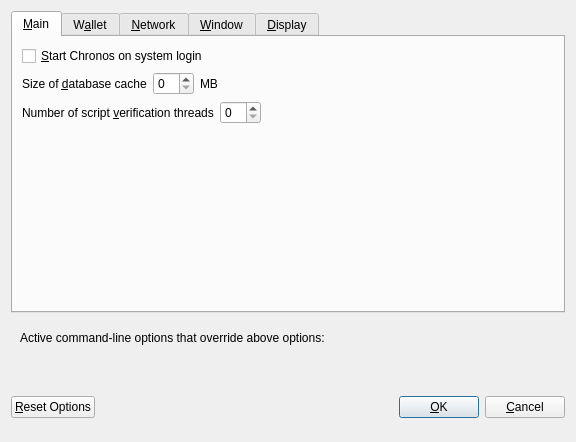
Before: the Qt Designer form src/qt/forms/optionsdialog.ui in KieranBry/Makeator, drawn with Qt 5.
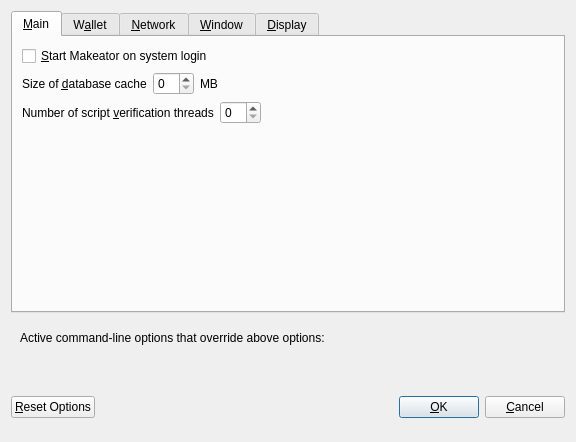
After: the same form once the commit is applied. Custom widgets are drawn as their Qt base class.

What changed in the file:
```diff
--- a/src/qt/forms/optionsdialog.ui
+++ b/src/qt/forms/optionsdialog.ui
@@ -33,7 +33,7 @@
           <string>Automatically start Chronos after logging in to the system.</string>
          </property>
          <property name="text">
-          <string>&amp;Start Chronos on system login</string>
+          <string>&amp;Start Makeator on system login</string>
          </property>
         </widget>
        </item>
```
Left out of the diff: 24 changed lines with no effect on the pictures.
